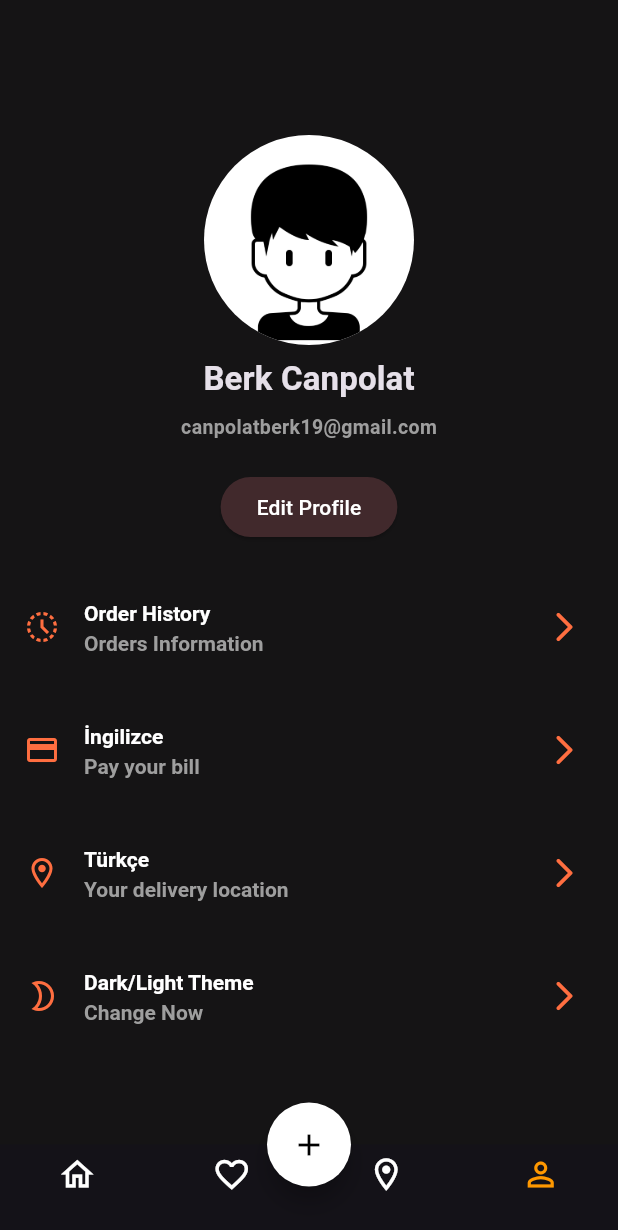
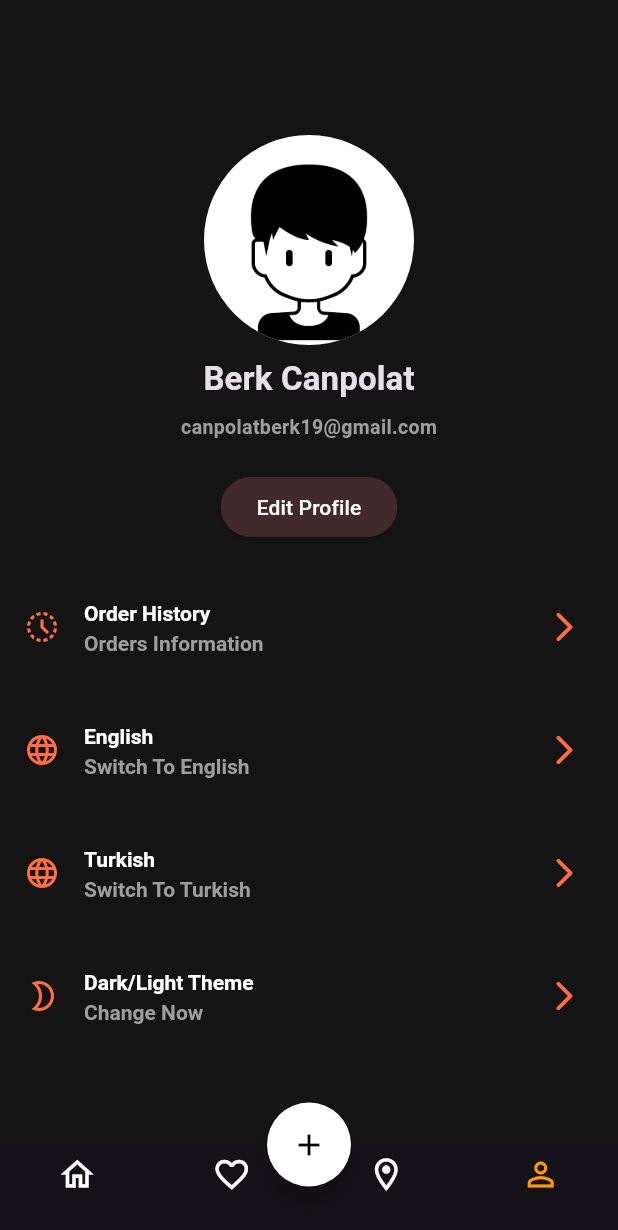
Before and after one commit to BerkCanpolat/Flutter_FoodShop, a Flutter app: the screen it shows after launch, item 4 of the bottom bar chosen, after a tap on "Dark/Light Theme", on a phone screen of 412 x 824 dp. Shown: the top 1230 px of the screen. Run offline on Flutter 3.47's test engine with Material 3 defaults, Android fonts, the phone set to English and light mode, and no system bars; our stand-ins replace dio, flutter_bloc, shared_preferences; generated files the repository leaves out were written again; network calls fail.

Commit message:
Localisation finished - Project Finished

```diff
--- a/lib/view/screens/favorite_page.dart
+++ b/lib/view/screens/favorite_page.dart
@@ -1,6 +1,7 @@
 import 'package:flutter/material.dart';
 import 'package:flutter_bloc/flutter_bloc.dart';
 import 'package:flutter_foodshop/data/entity/food_model.dart';
+import 'package:flutter_foodshop/products/extension/localize_extension.dart';
 import 'package:flutter_foodshop/view/cubit/favourite_cubit.dart';
 import 'package:flutter_foodshop/view/screens/details_page.dart';
 
@@ -11,7 +12,7 @@ class FavoritePage extends StatelessWidget {
   Widget build(BuildContext context) {
     return Scaffold(
       appBar: AppBar(
-        title: const Text('Favori Sayfam'),
+        title: Text(context.favoriteAppBar),
         centerTitle: false,
       ),
       body: BlocBuilder<FavoriteCubit, List<FoodModel>>(
@@ -43,7 +44,7 @@ class _IsEmptyBlock extends StatelessWidget {
       mainAxisAlignment: MainAxisAlignment.center,
       children: [
         Text(
-          'Henüz Favori Yemeğin yok!', style: Theme.of(context).textTheme.headlineLarge?.copyWith(
+          context.favoriteEmptyImage, style: Theme.of(context).textTheme.headlineLarge?.copyWith(
             fontWeight: FontWeight.bold
           ),
           ),
--- a/lib/view/screens/profile_page.dart
+++ b/lib/view/screens/profile_page.dart
@@ -1,5 +1,6 @@
 import 'package:flutter/material.dart';
 import 'package:flutter_bloc/flutter_bloc.dart';
+import 'package:flutter_foodshop/products/extension/localize_extension.dart';
 import 'package:flutter_foodshop/view/cubit/localizations_cubit.dart';
 import 'package:flutter_foodshop/view/cubit/theme_cubit.dart';
 
@@ -17,9 +18,9 @@ class ProfilePage extends StatelessWidget {
             const _ProfileNameText(),
             const _ProfileMailText(),
             const _ProfileButton(),
-            const _ProfileListTile(
-              title: 'Order History',
-              subTitle: 'Orders Information',
+            _ProfileListTile(
+              title: context.profileOrderHistory,
+              subTitle: context.profileOrderHistorySub,
               iconDataOne: Icons.history_toggle_off_outlined,
               iconDataTwo: Icons.arrow_forward_ios_rounded,
             ),
@@ -28,10 +29,10 @@ class ProfilePage extends StatelessWidget {
               onTap: () {
                 context.read<LocalizationsCubit>().changeLanguage('en');
               },
-              child: const _ProfileListTile(
-                title: 'İngilizce',
-                subTitle: 'Pay your bill',
-                iconDataOne: Icons.payment_outlined,
+              child: _ProfileListTile(
+                title: context.changeLanguageEnglish,
+                subTitle: context.changeLanguageEnglishSub,
+                iconDataOne: Icons.language_outlined,
                 iconDataTwo: Icons.arrow_forward_ios_rounded,
               ),
             ),
@@ -40,10 +41,10 @@ class ProfilePage extends StatelessWidget {
               onTap: () {
                 context.read<LocalizationsCubit>().changeLanguage('tr');
               },
-              child: const _ProfileListTile(
-                title: 'Türkçe',
-                subTitle: 'Your delivery location',
-                iconDataOne: Icons.location_on_outlined,
+              child:  _ProfileListTile(
+                title: context.changeLanguageTurkish,
+                subTitle: context.changeLanguageTuskishSub,
+                iconDataOne: Icons.language,
                 iconDataTwo: Icons.arrow_forward_ios_rounded,
               ),
             ),
@@ -52,9 +53,9 @@ class ProfilePage extends StatelessWidget {
               onTap: () {
                  context.read<ThemeCubit>().toggleTheme();
               },
-              child: const _ProfileListTile(
-                title: 'Dark/Light Theme',
-                subTitle: 'Change Now',
+              child:  _ProfileListTile(
+                title: context.darkLightTheme,
+                subTitle: context.darkLightThemeSub,
                 iconDataOne: Icons.brightness_2_outlined,
                 iconDataTwo: Icons.arrow_forward_ios_rounded,
               ),
@@ -80,7 +81,7 @@ class _ProfileButton extends StatelessWidget {
       child: ElevatedButton(
         onPressed: (){},
         child: Text(
-          'Edit Profile', style: Theme.of(context).textTheme.labelLarge?.copyWith(
+          context.profileButton, style: Theme.of(context).textTheme.labelLarge?.copyWith(
             color: Colors.white
           ),
         ),
--- a/lib/view/widget/app_bar_widget/padding_circle.dart
+++ b/lib/view/widget/app_bar_widget/padding_circle.dart
@@ -28,7 +28,7 @@ class AppBarCirclePadding extends StatelessWidget {
               ),
               children: <TextSpan>[
                 TextSpan(text: '$_name', style: Theme.of(context).textTheme.titleSmall?.copyWith(
-                  fontWeight: FontWeight.normal,
+                  fontWeight: FontWeight.bold,
                   color: Colors.grey
                 ))
               ]
--- a/lib/view/widget/home_widget/home_circular.dart
+++ b/lib/view/widget/home_widget/home_circular.dart
@@ -6,6 +6,6 @@ class _HomeCircularWidget extends StatelessWidget {
 
   @override
   Widget build(BuildContext context) {
-    return Center(child: CircularProgressIndicator(color: Colors.orange,),);
+    return const Center(child: CircularProgressIndicator(color: Colors.orange,),);
   }
 }
--- a/lib/view/widget/home_widget/home_gridview.dart
+++ b/lib/view/widget/home_widget/home_gridview.dart
@@ -147,7 +147,7 @@ class _HomeGridViewWidget extends StatelessWidget with NavigateManager {
             crossAxisAlignment: CrossAxisAlignment.start,
             children: [Text('${food.yemek_adi}'), const Divider()],
           ),
-          content: const Text('Sepete Eklenmiştir'),
+          content: Text(context.dialogText),
         );
       },
     );
```
Also changed, not shown: lib/l10n/intl_en.arb (+18 -1 lines), lib/l10n/intl_tr.arb (+18 -1 lines), lib/products/extension/localize_extension.dart (+29 -0 lines), lib/view/screens/food_add_details_page.dart (+6 -5 lines), lib/generated/intl/messages_en.dart, lib/generated/intl/messages_tr.dart, lib/generated/l10n.dart.
